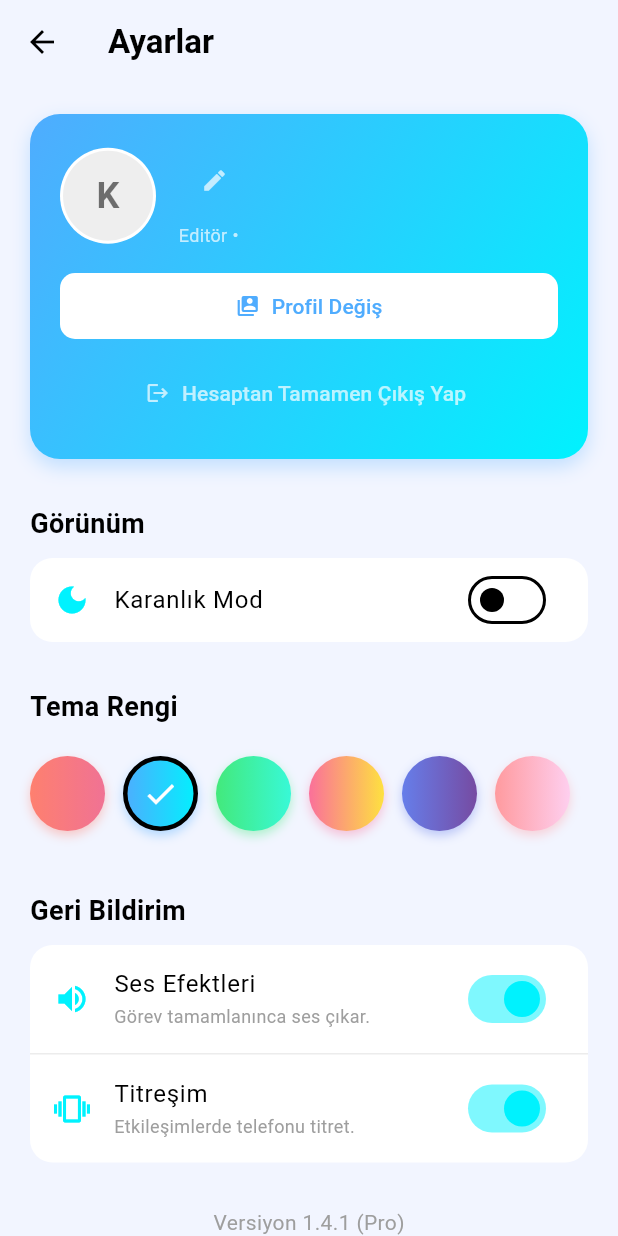
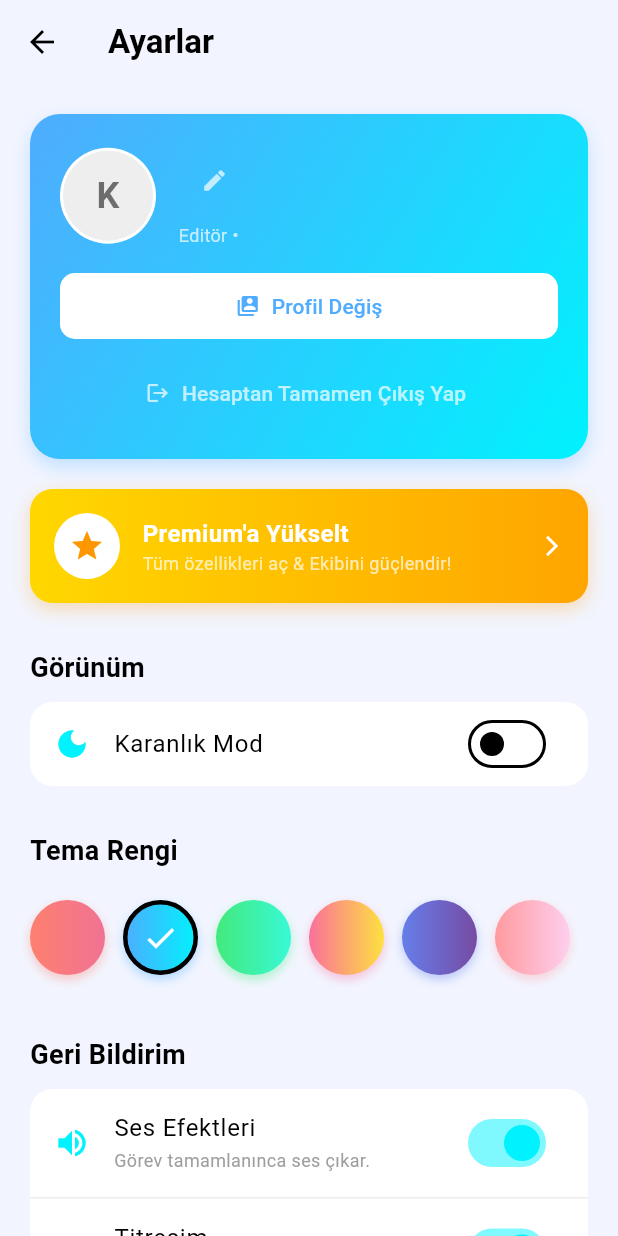
Before and after one commit to enesyetisdirdimm/odak_list, a Flutter app: the SettingsScreen screen opened directly, on a phone screen of 412 x 824 dp. Run offline on Flutter 3.47's test engine with Material 3 defaults, Android fonts, the phone set to English and light mode, and no system bars; our stand-ins replace audioplayers, cloud_firestore, firebase_auth, firebase_core, firebase_messaging, fl_chart and 6 more; missing offline and left inert: home_widget; accounts and stored records are empty.

Commit message:
premium ekranı

```diff
--- a/lib/screens/settings_screen.dart
+++ b/lib/screens/settings_screen.dart
@@ -1,5 +1,6 @@
 import 'package:flutter/material.dart';
 import 'package:firebase_auth/firebase_auth.dart';
+import 'package:odak_list/screens/premium_screen.dart';
 import 'package:odak_list/screens/team_screen.dart';
 import 'package:odak_list/services/auth_service.dart';
 import 'package:odak_list/task_provider.dart';
@@ -264,6 +265,45 @@ class _SettingsScreenState extends State<SettingsScreen> {
             ),
           ),
 
+          const SizedBox(height: 20),
+
+          // --- PREMIUM BANNER (YENİ) ---
+          GestureDetector(
+            onTap: () {
+              Navigator.push(context, MaterialPageRoute(builder: (context) => const PremiumScreen()));
+            },
+            child: Container(
+              padding: const EdgeInsets.all(16),
+              decoration: BoxDecoration(
+                gradient: const LinearGradient(colors: [Color(0xFFFFD700), Color(0xFFFFA500)]), // Altın Rengi
+                borderRadius: BorderRadius.circular(15),
+                boxShadow: [
+                  BoxShadow(color: Colors.orange.withOpacity(0.3), blurRadius: 10, offset: const Offset(0, 4))
+                ],
+              ),
+              child: Row(
+                children: [
+                  Container(
+                    padding: const EdgeInsets.all(10),
+                    decoration: const BoxDecoration(color: Colors.white, shape: BoxShape.circle),
+                    child: const Icon(Icons.star, color: Colors.orange, size: 24),
+                  ),
+                  const SizedBox(width: 15),
+                  const Expanded(
+                    child: Column(
+                      crossAxisAlignment: CrossAxisAlignment.start,
+                      children: [
+                        Text("Premium'a Yükselt", style: TextStyle(color: Colors.white, fontWeight: FontWeight.bold, fontSize: 16)),
+                        Text("Tüm özellikleri aç & Ekibini güçlendir!", style: TextStyle(color: Colors.white70, fontSize: 12)),
+                      ],
+                    ),
+                  ),
+                  const Icon(Icons.arrow_forward_ios, color: Colors.white, size: 16),
+                ],
+              ),
+            ),
+          ),
+
           const SizedBox(height: 30),
 
           // --- EKİP YÖNETİMİ BUTONU (Sadece Admin Görür) ---
```
Also changed, not shown: lib/screens/onboarding_screen.dart (+8 -4 lines), lib/screens/premium_screen.dart (added, +180 -0 lines), lib/services/database_service.dart (+39 -8 lines).
